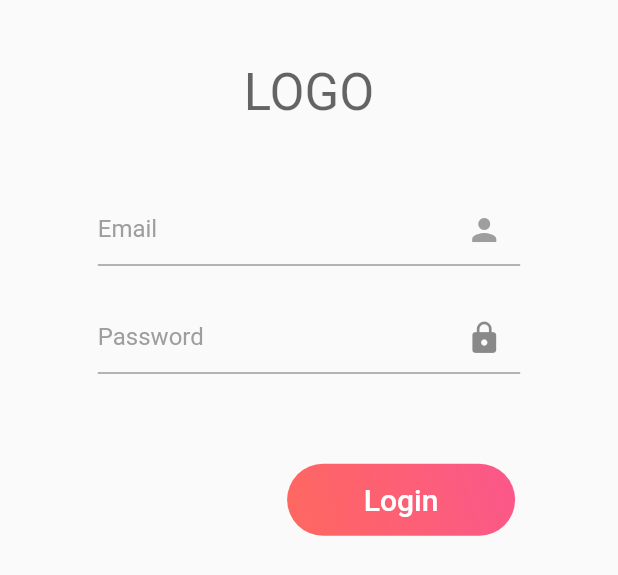
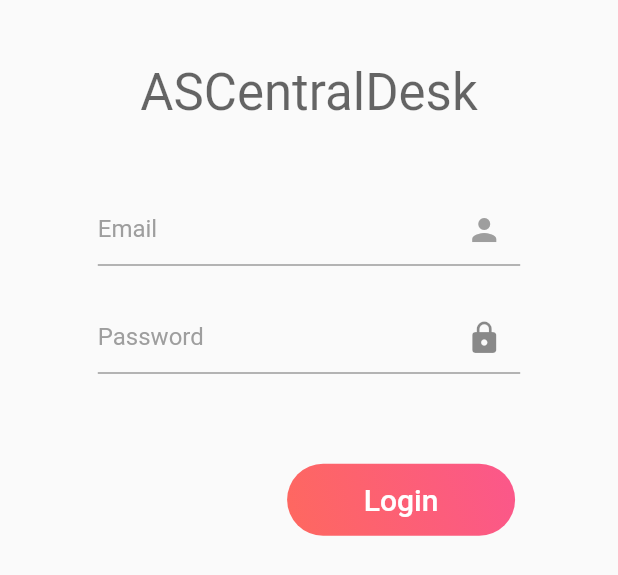
Before and after one commit to Adityashahi4465/ASCentralDesk, a Flutter app: the SignInForm widget shown alone on an empty page, opened directly with empty values, on a phone screen of 412 x 824 dp. Shown: the top 575 px of the screen. Run offline on Flutter 3.47's test engine with Material 2 defaults, Android fonts, the light colour scheme and no system bars; our stand-ins replace flutter_dotenv, flutter_riverpod, fpdart, routemaster, shared_preferences; accounts and stored records are empty.

Commit message:
verify email page.

```diff
--- a/lib/constants/app_constant.dart
+++ b/lib/constants/app_constant.dart
@@ -64,3 +64,4 @@ const IMAGE_PATH_FACEBOOK = 'login/facebook.png';
 
 const BUTTON_LOGIN = "Login";
 const BUTTON_SIGNUP = "Signup";
+const BUTTON_RESEND_EMAIL = "Resend Email";
--- /dev/null
+++ b/lib/core/common/logo_text.dart
@@ -0,0 +1,14 @@
+import 'package:flutter/material.dart';
+
+class LogoText extends StatelessWidget {
+  @override
+  Widget build(BuildContext context) {
+    final TextTheme textTheme = Theme.of(context).textTheme;
+
+    return Text(
+      "ASCentralDesk",
+      style:
+          textTheme.headline4!.copyWith(color: Colors.black.withOpacity(0.6)),
+    );
+  }
+}
--- /dev/null
+++ b/lib/core/common/rounded_button.dart
@@ -0,0 +1,39 @@
+import 'package:flutter/material.dart';
+
+class RoundedButton extends StatelessWidget {
+  final Function()? onPressed;
+  final String text;
+  final LinearGradient linearGradient;
+
+  RoundedButton(
+      {required this.onPressed,
+      required this.text,
+      required this.linearGradient});
+
+  @override
+  Widget build(BuildContext context) {
+    return Padding(
+      padding: EdgeInsets.symmetric(vertical: 12.0, horizontal: 24.0),
+      child: Container(
+        height: 48.0,
+        width: double.infinity,
+        decoration: BoxDecoration(
+          gradient: linearGradient,
+          borderRadius: new BorderRadius.circular(30.0),
+        ),
+        child: Material(
+          color: Colors.transparent,
+          child: InkWell(
+              onTap: onPressed,
+              child: Center(
+                child: Text(text,
+                    style: Theme.of(context)
+                        .textTheme
+                        .headline6
+!                        .copyWith(color: Colors.white)),
+              )),
+        ),
+      ),
+    );
+  }
+}
--- a/lib/features/auth/widgets/rounded_circular_button.dart
+++ b/lib/features/auth/widgets/rounded_circular_button.dart
@@ -1,6 +1,5 @@
 import 'package:flutter/material.dart';
 
-import 'sign_up/signup_tab.dart';
 
 class RoundedCircularButton extends StatelessWidget {
   final VoidCallback onPressed;
--- a/lib/features/auth/widgets/sign_in/sign_in_form.dart
+++ b/lib/features/auth/widgets/sign_in/sign_in_form.dart
@@ -3,8 +3,8 @@ import 'package:as_central_desk/features/auth/controller/auth_controller.dart';
 import 'package:flutter/material.dart';
 import 'package:flutter_riverpod/flutter_riverpod.dart';
 
-import '../../../../component/logo_text.dart';
-import '../../../../component/rounded_button.dart';
+import '../../../../core/common/logo_text.dart';
+import '../../../../core/common/rounded_button.dart';
 import '../../../../constants/app_constant.dart';
 import '../../../../core/common/loader.dart';
 import '../../../../core/utils/color_utility.dart';
@@ -49,7 +49,7 @@ class _SignInFormState extends ConsumerState<SignInForm> {
           child: Column(
             mainAxisAlignment: MainAxisAlignment.start,
             crossAxisAlignment: CrossAxisAlignment.start,
-            children: <Widget>[
+            children: [
               Padding(
                 padding:
                     EdgeInsets.symmetric(horizontal: widget.size.width * 0.1),
--- a/lib/features/auth/widgets/sign_up/sign_up_form.dart
+++ b/lib/features/auth/widgets/sign_up/sign_up_form.dart
@@ -4,8 +4,8 @@ import 'package:as_central_desk/features/auth/controller/auth_controller.dart';
 import 'package:flutter/material.dart';
 import 'package:flutter_riverpod/flutter_riverpod.dart';
 
-import '../../../../component/logo_text.dart';
-import '../../../../component/rounded_button.dart';
+import '../../../../core/common/logo_text.dart';
+import '../../../../core/common/rounded_button.dart';
 import '../../../../constants/app_constant.dart';
 import '../../../../constants/campus_data.dart';
 import '../../../../core/common/dropdown_button.dart';
--- a/lib/features/auth/widgets/sign_up/signup_tab.dart
+++ b/lib/features/auth/widgets/sign_up/signup_tab.dart
@@ -1,4 +1,4 @@
-import 'package:as_central_desk/component/trapezoid_up_cut.dart';
+import 'package:as_central_desk/core/common/trapezoid_up_cut.dart';
 import 'package:flutter/material.dart';
 import '../rounded_circular_button.dart';
 import 'sign_up_form.dart';
--- /dev/null
+++ b/lib/features/auth/widgets/varify_email/verify_email_tab.dart
@@ -0,0 +1,151 @@
+import 'dart:async';
+
+import 'package:as_central_desk/theme/app_colors.dart';
+import 'package:flutter/material.dart';
+import '../../../../core/common/rounded_button.dart';
+import '../../../../core/common/trapezoid_up_cut.dart';
+import '../../../../constants/app_constant.dart';
+
+class VerifyEmailTab extends StatefulWidget {
+  const VerifyEmailTab({
+    super.key,
+  });
+
+  @override
+  VerifyEmailTabState createState() => VerifyEmailTabState();
+}
+
+class VerifyEmailTabState extends State<VerifyEmailTab> {
+  late Timer _timer;
+  int _delayTime = 30;
+  int _resendTime = 30;
+  @override
+  void initState() {
+    super.initState();
+    startTimer();
+  }
+
+  @override
+  void dispose() {
+    _timer.cancel();
+    super.dispose();
+  }
+
+  void startTimer() {
+    _resendTime = _delayTime;
+    _timer = Timer.periodic(const Duration(seconds: 1), (timer) {
+      setState(() {
+        _resendTime--;
+      });
+      if (_resendTime <= 0) {
+        _timer.cancel();
+        _delayTime *= 2; // Reset the delay for the next attempt
+      }
+    });
+  }
+
+  void stopTimer() {
+    if (_timer.isActive) {
+      _timer.cancel();
+    }
+  }
+
+  void resendEmail() {
+    startTimer();
+  }
+
+  @override
+  Widget build(BuildContext context) {
+    final Size size = MediaQuery.of(context).size;
+    final TextTheme textTheme = Theme.of(context).textTheme;
+
+    return Padding(
+      padding: EdgeInsets.only(
+        top: size.height * 0.10,
+        left: size.width * 0.05,
+        right: size.width * 0.05,
+        bottom: size.width * 0.20,
+      ),
+      child: Stack(
+        children: [
+          TrapezoidUpCut(
+            child: Stack(
+              children: [
+                Material(
+                  elevation: 16,
+                  child: Container(
+                    height: double.infinity,
+                    color: Colors.white,
+                    child: Center(
+                      child: Column(
+                        mainAxisAlignment: MainAxisAlignment.center,
+                        children: [
+                          const Text(
+                            'Verify Your Email',
+                            style: TextStyle(
+                              fontSize: 24,
+                              fontWeight: FontWeight.bold,
+                            ),
+                          ),
+                          const SizedBox(height: 20),
+                          const Text(
+                            'An email has been sent to your email address with a verification link. Please click the link to verify your email.',
+                            textAlign: TextAlign.center,
+                            style: TextStyle(fontSize: 16),
+                          ),
+                          const SizedBox(
+                            height: 20,
+                          ),
+                          // _resendTime != 0
+                          //     ? RichText(
+                          //         text: TextSpan(
+                          //           style: DefaultTextStyle.of(context).style,
+                          //           children: <TextSpan>[
+                          //             const TextSpan(
+                          //               text: 'Resend in ',
+                          //               style: TextStyle(
+                          //                 color: Colors
+                          //                     .black, // Customize the text style as needed
+                          //               ),
+                          //             ),
+                          //             TextSpan(
+                          //               text:
+                          //                   '$_resendTime seconds', // Display the remaining time
+                          //               style: const TextStyle(
+                          //                 color: Colors
+                          //                     .red, // Customize the text style as needed
+                          //                 fontWeight: FontWeight.bold,
+                          //               ),
+                          //             ),
+                          //           ],
+                          //         ),
+                          //       )
+                          RoundedButton(
+                            text: _resendTime != 0
+                                ? ' Resend in $_resendTime seconds'
+                                : BUTTON_RESEND_EMAIL,
+                            onPressed: _resendTime != 0 ? null : resendEmail,
+                            linearGradient: _resendTime != 0
+                                ? AppColors.roundedButtonDisabledGradient
+                                : AppColors.roundedButtonGradient,
+                          ),
+                          const SizedBox(height: 8),
+                          const Text(
+                            "Haven't received Email yet?",
+                            style: TextStyle(
+                              fontSize: 14,
+                            ),
+                          ),
+                        ],
+                      ),
+                    ),
+                  ),
+                ),
+              ],
+            ),
+          ),
+        ],
+      ),
+    );
+  }
+}
--- a/lib/routes.dart
+++ b/lib/routes.dart
@@ -1,5 +1,6 @@
 import 'package:as_central_desk/features/auth/controller/auth_controller.dart';
 import 'package:as_central_desk/features/auth/views/auth_screen.dart';
+import 'package:as_central_desk/features/auth/views/verify_email.dart';
 import 'package:flutter/material.dart';
 import 'package:flutter_riverpod/flutter_riverpod.dart';
 import 'package:routemaster/routemaster.dart';
@@ -8,7 +9,7 @@ import 'features/home/views/home_screen.dart';
 
 final loggedOutRoute = RouteMap(routes: {
   '/': (route) => const MaterialPage(
-        child: AuthScreen(),
+        child: VerifyEmailScreen(),
       ),
 });
 
```
Also changed, not shown: lib/core/common/trapezoid_down_cut.dart (added, +40 -0 lines), lib/core/common/trapezoid_up_cut.dart (added, +38 -0 lines), lib/features/auth/views/auth_screen.dart (+5 -4 lines), lib/features/auth/views/verify_email.dart (added, +113 -0 lines), lib/features/auth/widgets/sign_in/signin_tab.dart (+8 -10 lines), lib/features/auth/widgets/top_bubbles.dart (+20 -19 lines), lib/theme/app_colors.dart (added, +22 -0 lines).
